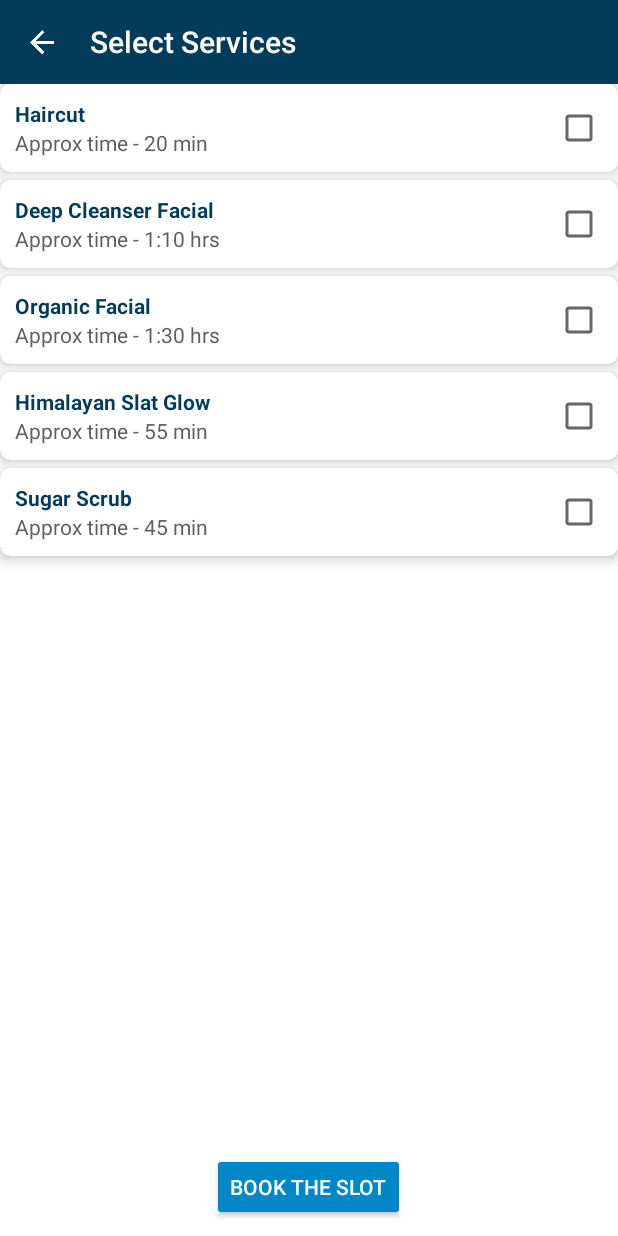
After one commit to freebumba27/MySalon, an Android app: the SelectServiceActivity screen opened directly, with no data from a screen before it, on a phone screen of 412 x 824 dp. The commit adds this screen. Run offline under Robolectric (Android 15) with nearby library versions, the phone set to English and light mode, and no system bars; our stand-ins replace ButterKnife.

Commit message:
1. Service List with checkbox added

```diff
--- /dev/null
+++ b/app/src/main/java/com/salon/mysalon/SelectServiceActivity.java
@@ -0,0 +1,75 @@
+package com.salon.mysalon;
+
+import android.os.Bundle;
+import android.support.v7.app.AppCompatActivity;
+import android.support.v7.widget.LinearLayoutManager;
+import android.support.v7.widget.RecyclerView;
+import android.support.v7.widget.Toolbar;
+import android.view.View;
+import android.widget.ProgressBar;
+import android.widget.Toast;
+
+import com.salon.mysalon.widgets.ServiceListAdapter;
+
+import java.util.ArrayList;
+import java.util.List;
+
+import butterknife.Bind;
+import butterknife.ButterKnife;
+
+public class SelectServiceActivity extends AppCompatActivity {
+
+    ServiceListAdapter serviceListAdapter;
+    LinearLayoutManager linearLayoutManager;
+    @Bind(R.id.progress)
+    ProgressBar progress;
+    @Bind(R.id.toolBar)
+    Toolbar toolBar;
+    @Bind(R.id.recyclerView)
+    RecyclerView recyclerView;
+    private List<Service> services;
+
+    @Override
+    protected void onCreate(Bundle savedInstanceState) {
+        super.onCreate(savedInstanceState);
+        setContentView(R.layout.activity_select_service);
+        ButterKnife.bind(this);
+        toolBar.setNavigationOnClickListener(new View.OnClickListener() {
+            @Override
+            public void onClick(View v) {
+                onBackPressed();
+            }
+        });
+
+        serviceListAdapter = new ServiceListAdapter(this);
+        linearLayoutManager = new LinearLayoutManager(this);
+        recyclerView.setLayoutManager(linearLayoutManager);
+        recyclerView.setAdapter(serviceListAdapter);
+
+        String[] servicesString = new String[]{"Haircut", "Deep Cleanser Facial", "Organic Facial", "Himalayan Slat Glow", "Sugar Scrub"};
+        String[] servicesTimeString = new String[]{"20 min", "1:10 hrs", "1:30 hrs", "55 min", "45 min"};
+        services = new ArrayList<>();
+
+        for (int i = 0; i < servicesString.length; i++) {
+            Service service = new Service(i, servicesString[i], servicesTimeString[i], false);
+            services.add(service);
+        }
+
+        serviceListAdapter.addAll(services);
+    }
+
+    public void reviewingSlots(View view) {
+        String data = "";
+        List<Service> stList = serviceListAdapter.getService();
+
+        for (int i = 0; i < stList.size(); i++) {
+            Service service = stList.get(i);
+            if (service.isSelected() == true)
+                data = data + "\n" + service.getName().toString();
+        }
+
+        Toast.makeText(SelectServiceActivity.this,
+                "Selected Students: \n" + data, Toast.LENGTH_LONG)
+                .show();
+    }
+}
--- /dev/null
+++ b/app/src/main/java/com/salon/mysalon/Service.java
@@ -0,0 +1,51 @@
+package com.salon.mysalon;
+
+/**
+ * Created by anirbanjana on 23/11/2016.
+ */
+
+public class Service {
+    private String name;
+    private String time;
+    private int id;
+    private boolean isSelected;
+
+    public Service(int id, String name, String time, boolean isSelected) {
+        this.id = id;
+        this.name = name;
+        this.time = time;
+        this.isSelected = isSelected;
+    }
+
+    public String getName() {
+        return name;
+    }
+
+    public void setName(String name) {
+        this.name = name;
+    }
+
+    public String getTime() {
+        return time;
+    }
+
+    public void setTime(String time) {
+        this.time = time;
+    }
+
+    public int getId() {
+        return id;
+    }
+
+    public void setId(int id) {
+        this.id = id;
+    }
+
+    public boolean isSelected() {
+        return isSelected;
+    }
+
+    public void setSelected(boolean selected) {
+        isSelected = selected;
+    }
+}
--- /dev/null
+++ b/app/src/main/java/com/salon/mysalon/widgets/ServiceListAdapter.java
@@ -0,0 +1,96 @@
+package com.salon.mysalon.widgets;
+
+import android.content.Context;
+import android.support.v7.widget.RecyclerView;
+import android.view.LayoutInflater;
+import android.view.View;
+import android.view.ViewGroup;
+import android.widget.CheckBox;
+import android.widget.CompoundButton;
+import android.widget.LinearLayout;
+import android.widget.TextView;
+
+import com.salon.mysalon.R;
+import com.salon.mysalon.Service;
+
+import java.util.ArrayList;
+import java.util.List;
+
+import butterknife.Bind;
+import butterknife.ButterKnife;
+
+/**
+ * Created by anirbanjana on 23/11/2016.
+ */
+public class ServiceListAdapter extends RecyclerView.Adapter<ServiceListAdapter.MyViewHolder> {
+    private Context context;
+    private ArrayList<Service> services;
+
+    public ServiceListAdapter(Context context) {
+        this.context = context;
+        services = new ArrayList<>();
+    }
+
+    @Override
+    public ServiceListAdapter.MyViewHolder onCreateViewHolder(ViewGroup parent, int viewType) {
+        View view = LayoutInflater.from(parent.getContext()).inflate(R.layout.service_list_row, parent, false);
+        ServiceListAdapter.MyViewHolder myViewHolder = new ServiceListAdapter.MyViewHolder(view);
+        return myViewHolder;
+    }
+
+    @Override
+    public void onBindViewHolder(final ServiceListAdapter.MyViewHolder holder, final int position) {
+        holder.title.setText(services.get(position).getName());
+        holder.checkBox.setTag(services);
+        holder.subTitle.setText("Approx time - " + services.get(position).getTime());
+
+        holder.checkBox.setOnCheckedChangeListener(new CompoundButton.OnCheckedChangeListener() {
+            @Override
+            public void onCheckedChanged(CompoundButton buttonView, boolean isChecked) {
+                services.get(position).setSelected(buttonView.isChecked());
+                services.get(position).setSelected(buttonView.isChecked());
+            }
+        });
+
+        holder.mainLayout.setOnClickListener(new View.OnClickListener() {
+            @Override
+            public void onClick(View v) {
+                if(holder.checkBox.isChecked())
+                    holder.checkBox.setChecked(false);
+                else
+                    holder.checkBox.setChecked(true);
+            }
+        });
+    }
+
+    @Override
+    public int getItemCount() {
+        return services.size();
+    }
+
+    public void addAll(List<Service> serviceList) {
+        services.addAll(serviceList);
+        notifyDataSetChanged();
+    }
+
+    public class MyViewHolder extends RecyclerView.ViewHolder {
+        @Bind(R.id.title)
+        TextView title;
+        @Bind(R.id.subTitle)
+        TextView subTitle;
+        @Bind(R.id.mainLayout)
+        LinearLayout mainLayout;
+        @Bind(R.id.checkBox)
+        CheckBox checkBox;
+
+        public MyViewHolder(View itemView) {
+            super(itemView);
+            ButterKnife.bind(this, itemView);
+        }
+    }
+
+    // method to access in activity after updating selection
+    public List<Service> getService() {
+        return services;
+    }
+}
--- /dev/null
+++ b/app/src/main/res/layout/activity_select_service.xml
@@ -0,0 +1,64 @@
+<LinearLayout xmlns:android="http://schemas.android.com/apk/res/android"
+    xmlns:app="http://schemas.android.com/apk/res-auto"
+    xmlns:tools="http://schemas.android.com/tools"
+    android:layout_width="match_parent"
+    android:layout_height="match_parent"
+    android:background="@android:color/white"
+    android:orientation="vertical">
+
+    <android.support.v7.widget.Toolbar
+        android:id="@+id/toolBar"
+        android:layout_width="match_parent"
+        android:layout_height="wrap_content"
+        android:background="@color/colorPrimary"
+        app:contentInsetLeft="0dp"
+        app:contentInsetStart="0dp"
+        app:contentInsetStartWithNavigation="0dp"
+        app:navigationIcon="@drawable/back_icon"
+        app:title="Select Services"
+        app:titleTextColor="@android:color/white">
+
+        <ProgressBar
+            android:id="@+id/progress"
+            android:layout_width="wrap_content"
+            android:layout_height="wrap_content"
+            android:layout_gravity="right"
+            android:layout_marginRight="5dp"
+            android:visibility="invisible"
+            tools:visibility="visible" />
+    </android.support.v7.widget.Toolbar>
+
+    <FrameLayout
+        android:layout_width="match_parent"
+        android:layout_height="match_parent">
+
+        <android.support.v7.widget.RecyclerView
+            android:id="@id/recyclerView"
+            android:layout_width="match_parent"
+            android:layout_height="match_parent"
+            android:paddingBottom="55dp" />
+
+        <TextView
+            android:layout_width="wrap_content"
+            android:layout_height="wrap_content"
+            android:layout_gravity="center"
+            android:text="No Data"
+            android:textColor="@color/colorPrimary"
+            android:textSize="18dp"
+            android:textStyle="bold"
+            android:visibility="gone"
+            tools:visibility="visible" />
+
+        <Button
+            android:layout_width="wrap_content"
+            android:layout_height="45dp"
+            android:layout_gravity="bottom|center"
+            android:layout_marginBottom="10dp"
+            android:layout_marginTop="10dp"
+            android:onClick="reviewingSlots"
+            android:text="Book the slot"
+            android:theme="@style/Button.ColorPrimary" />
+
+    </FrameLayout>
+
+</LinearLayout>
--- /dev/null
+++ b/app/src/main/res/layout/service_list_row.xml
@@ -0,0 +1,59 @@
+<?xml version="1.0" encoding="utf-8"?>
+<android.support.v7.widget.CardView xmlns:android="http://schemas.android.com/apk/res/android"
+    xmlns:card_view="http://schemas.android.com/apk/res-auto"
+    xmlns:tools="http://schemas.android.com/tools"
+    android:id="@+id/card_view"
+    android:layout_width="match_parent"
+    android:layout_height="wrap_content"
+    android:layout_centerHorizontal="true"
+    android:layout_marginBottom="5dp"
+    card_view:cardBackgroundColor="@android:color/white"
+    card_view:cardCornerRadius="7dp"
+    card_view:cardElevation="5dp">
+
+    <LinearLayout
+        android:id="@+id/mainLayout"
+        android:layout_width="match_parent"
+        android:layout_height="wrap_content"
+        android:background="?android:attr/selectableItemBackground"
+        android:clickable="true"
+        android:focusable="true"
+        android:orientation="horizontal"
+        android:padding="10dp">
+
+        <LinearLayout
+            android:layout_width="match_parent"
+            android:layout_height="wrap_content"
+            android:layout_weight="1"
+            android:orientation="vertical">
+
+            <TextView
+                android:id="@+id/title"
+                android:layout_width="match_parent"
+                android:layout_height="wrap_content"
+                android:ellipsize="end"
+                android:lines="1"
+                android:textColor="@color/colorPrimary"
+                android:textStyle="bold"
+                tools:text="Haircut" />
+
+            <TextView
+                android:id="@+id/subTitle"
+                android:layout_width="match_parent"
+                android:layout_height="wrap_content"
+                android:ellipsize="end"
+                android:lines="1"
+                android:textColor="@color/dark_text"
+                tools:text="Approx time - 30 min" />
+
+        </LinearLayout>
+
+        <CheckBox
+            android:id="@+id/checkBox"
+            android:layout_width="wrap_content"
+            android:layout_height="wrap_content"
+            android:layout_gravity="center_vertical" />
+
+    </LinearLayout>
+
+</android.support.v7.widget.CardView>
--- /dev/null
+++ b/app/src/main/res/values-w820dp/dimens.xml
@@ -0,0 +1,6 @@
+<resources>
+    <!-- Example customization of dimensions originally defined in res/values/dimens.xml
+         (such as screen margins) for screens with more than 820dp of available width. This
+         would include 7" and 10" devices in landscape (~960dp and ~1280dp respectively). -->
+    <dimen name="activity_horizontal_margin">64dp</dimen>
+</resources>
--- a/app/src/main/res/values/colors.xml
+++ b/app/src/main/res/values/colors.xml
@@ -6,5 +6,6 @@
     <color name="heading_text_dark_bg">#B3B3B3</color>
     <color name="dark_text">#5F5F5F</color>
     <color name="line_bg">#DCDCDC</color>
-    <color name="overlay">#99033b5a</color>
+    <color name="overlay">#CC033b5a</color>
+    <color name="heading_text_bg">#B9B9B9</color>
 </resources>
--- a/app/src/main/res/values/dimens.xml
+++ b/app/src/main/res/values/dimens.xml
@@ -2,4 +2,7 @@
     <dimen name="app_bar_height">250dp</dimen>
     <dimen name="fab_margin">16dp</dimen>
     <dimen name="text_margin">16dp</dimen>
+    <!-- Default screen margins, per the Android Design guidelines. -->
+    <dimen name="activity_horizontal_margin">16dp</dimen>
+    <dimen name="activity_vertical_margin">16dp</dimen>
 </resources>
--- a/app/src/main/res/values/styles.xml
+++ b/app/src/main/res/values/styles.xml
@@ -14,4 +14,8 @@
 
     <style name="AppTheme.PopupOverlay" parent="ThemeOverlay.AppCompat.Light" />
 
+    <style name="Button.ColorPrimary" parent="ThemeOverlay.AppCompat.Dark">
+        <item name="colorButtonNormal">@color/colorAccent</item>
+    </style>
+
 </resources>
```
Also changed, not shown: app/src/main/AndroidManifest.xml (+5 -5 lines), app/src/main/java/com/salon/mysalon/FranchiseDetailsActivity.java (+7 -1 lines), app/src/main/res/drawable/ic_cut_24dp.xml (added, +9 -0 lines), app/src/main/res/drawable/ic_favorite.xml (deleted, +0 -9 lines), app/src/main/res/drawable/ic_navigation_24dp.xml (added, +9 -0 lines), app/src/main/res/drawable/ic_usb_24dp.xml (added, +9 -0 lines), app/src/main/res/drawable/ic_wifi_24dp.xml (added, +13 -0 lines), app/src/main/res/layout/activity_franchise_details.xml (+24 -17 lines), app/src/main/res/layout/content_franchise_details.xml (+124 -0 lines).
